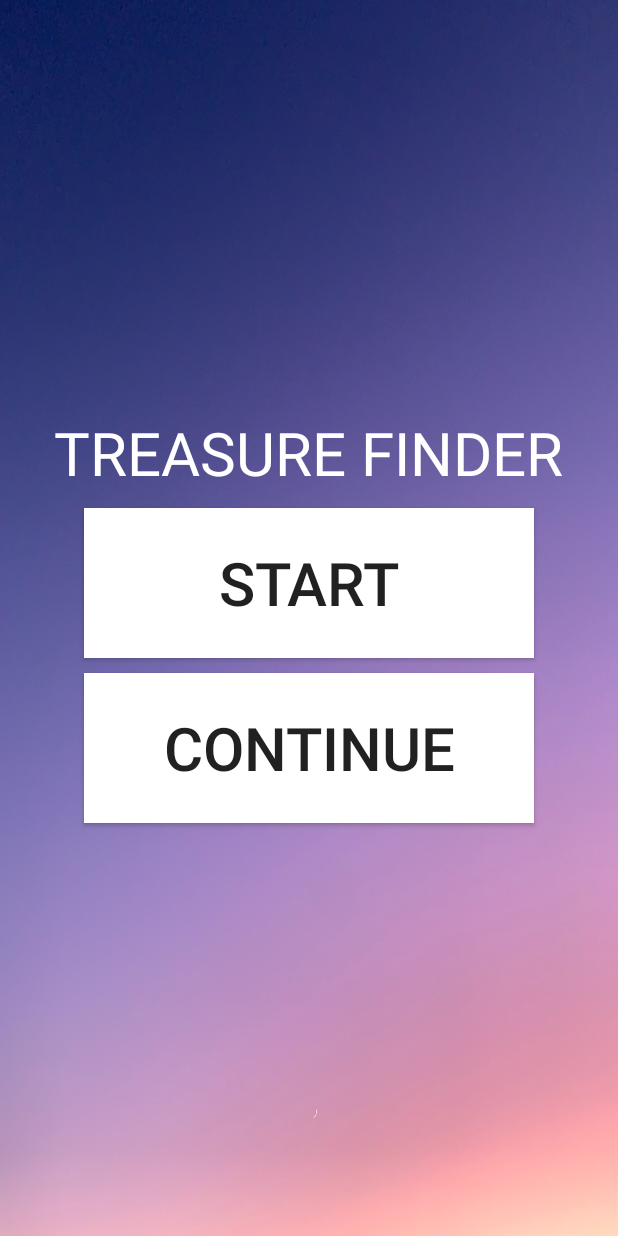
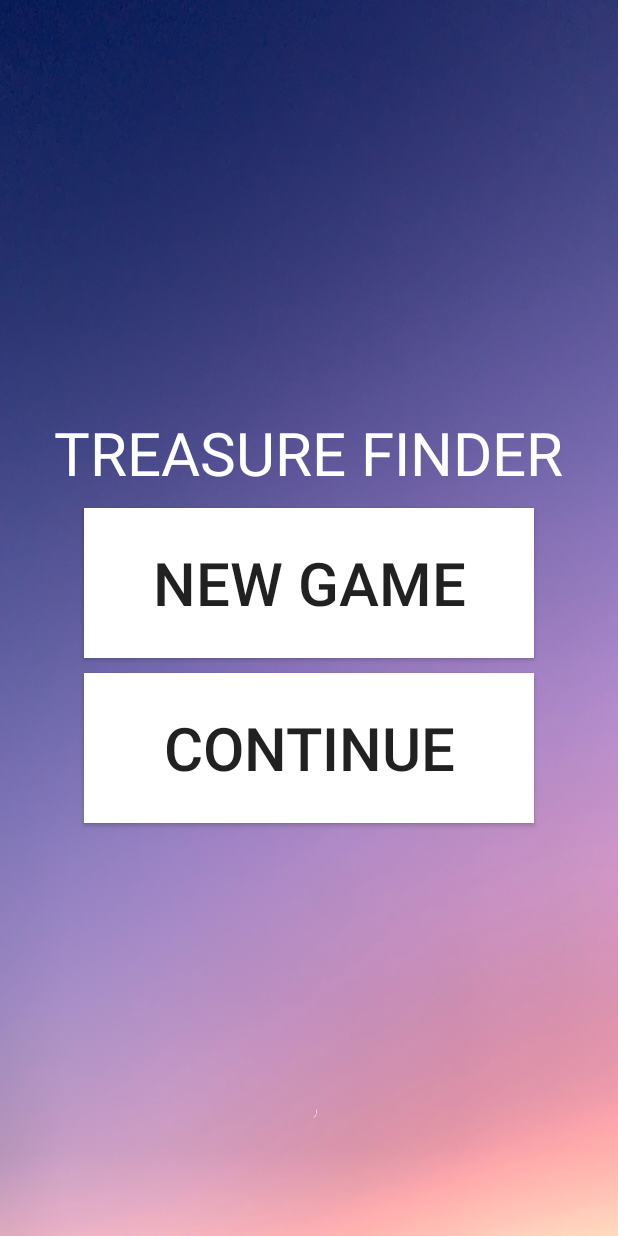
Before and after one commit to serozar/TreasureFinder, an Android app: the screen it shows after launch (MainActivity), on a phone screen of 412 x 824 dp. Run offline under Robolectric (Android 15) with nearby library versions, the phone set to English and light mode, and no system bars.

Commit message:
Final commit

```diff
--- a/app/src/main/res/layout/activity_main.xml
+++ b/app/src/main/res/layout/activity_main.xml
@@ -29,7 +29,7 @@
         android:layout_height="100dp"
         android:layout_marginBottom="10sp"
         android:background="#FFFFFF"
-        android:text="Start"
+        android:text="New Game"
         app:layout_constraintBottom_toBottomOf="parent"
         app:layout_constraintEnd_toEndOf="parent"
         app:layout_constraintStart_toStartOf="parent"
```
